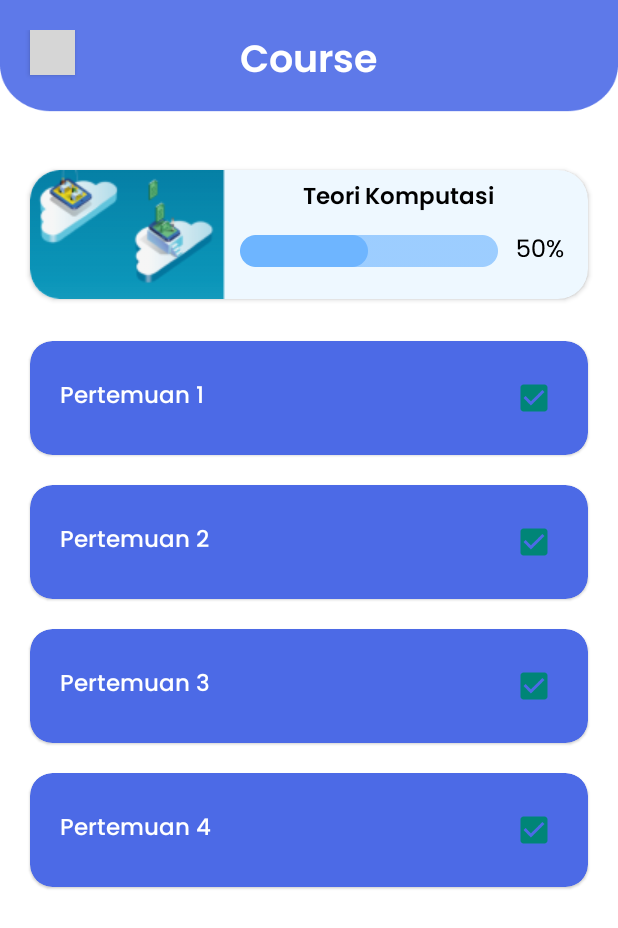
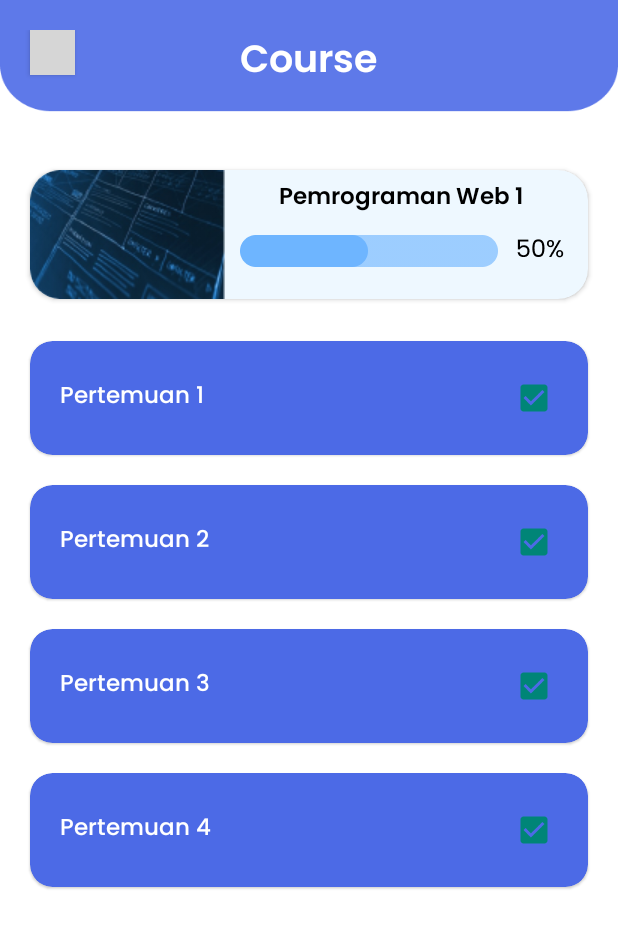
Before and after one commit to heryaulia/E-LearningAPP, an Android app: the screen it shows after launch once a user with an empty profile is signed in (CourseActivity), after a tap on "Pemrograman Web 1", on a phone screen of 412 x 824 dp. Shown: the top 928 px of the screen. Run offline under Robolectric (Android 15) with nearby library versions, the phone set to English and light mode, and no system bars; our stand-ins replace Firebase (no records; nobody signed in at launch, a user with empty details on screens opened directly); Roboto replaces fonts that are not available here; grey boxes are pictures that could not be loaded.

Commit message:
Update Edit User dan Intent data Course RecycleView

```diff
--- a/app/src/main/AndroidManifest.xml
+++ b/app/src/main/AndroidManifest.xml
@@ -38,6 +38,9 @@
             android:name=".UserProfile"
             android:exported="false" />
         <activity
+            android:name=".EditUserProfileActivity"
+            android:exported="false"/>
+        <activity
             android:name=".ForgotPassword"
             android:exported="false" />
         <activity android:name=".RegisterUser" />
--- a/app/src/main/java/com/example/e_learning/CourseActivity.java
+++ b/app/src/main/java/com/example/e_learning/CourseActivity.java
@@ -8,12 +8,14 @@ import android.os.Bundle;
 import android.view.View;
 import android.widget.Button;
 import android.widget.CheckedTextView;
+import android.widget.ImageView;
 import android.widget.TextView;
 import android.widget.Toast;
 
 public class CourseActivity extends AppCompatActivity {
 
     TextView textTitle;
+    ImageView imageView;
     CheckedTextView checkedTextView1, checkedTextView2, checkedTextView3, checkedTextView4;
 
     @Override
@@ -21,6 +23,18 @@ public class CourseActivity extends AppCompatActivity {
         super.onCreate(savedInstanceState);
         setContentView(R.layout.activity_course);
 
+        //untuk ambil data dari intent course fragment
+        String name = getIntent().getStringExtra("NAME");
+        int image = getIntent().getIntExtra("IMAGE", 0);
+
+        textTitle = findViewById(R.id.detailTitle);
+        imageView = findViewById(R.id.iv_gambar);
+
+        textTitle.setText(name);
+        imageView.setImageResource(image);
+
+
+        //intent cardview pertama ke course activity 2
         CardView cardView1 = (CardView) findViewById(R.id.cv_course_pertama);
         cardView1.setOnClickListener(new View.OnClickListener() {
             @Override
@@ -31,11 +45,6 @@ public class CourseActivity extends AppCompatActivity {
             }
         });
 
-        //ambil data dari recycle view adapter tapi belom bisa
-//        textTitle = findViewById(R.id.detailTitle);
-//        Intent intent = getIntent();
-//        String title = intent.getStringExtra("title");
-//        textTitle.setText(title);
 
         //checked text view
         checkedTextView1 = findViewById(R.id.checkedTextView);
--- a/app/src/main/java/com/example/e_learning/Course_RecyclerViewAdapter.java
+++ b/app/src/main/java/com/example/e_learning/Course_RecyclerViewAdapter.java
@@ -15,12 +15,15 @@ import java.util.ArrayList;
 
 public class Course_RecyclerViewAdapter extends RecyclerView.Adapter<Course_RecyclerViewAdapter.MyViewHolder> {
 
+    private final RecyclerViewInterface recyclerViewInterface;
+
     Context context;
     ArrayList<CourseModel> courseModels;
 
-    public Course_RecyclerViewAdapter(Context context, ArrayList<CourseModel> courseModels){
+    public Course_RecyclerViewAdapter(Context context, ArrayList<CourseModel> courseModels, RecyclerViewInterface recyclerViewInterface){
         this.context = context;
         this.courseModels = courseModels;
+        this.recyclerViewInterface = recyclerViewInterface;
 
     }
 
@@ -31,7 +34,7 @@ public class Course_RecyclerViewAdapter extends RecyclerView.Adapter<Course_Recy
         LayoutInflater inflater = LayoutInflater.from(context);
         View view = inflater.inflate(R.layout.recycler_view_row, parent, false );
 
-        return new Course_RecyclerViewAdapter.MyViewHolder(view);
+        return new Course_RecyclerViewAdapter.MyViewHolder(view, recyclerViewInterface);
     }
 
     @Override
@@ -51,32 +54,35 @@ public class Course_RecyclerViewAdapter extends RecyclerView.Adapter<Course_Recy
         return courseModels.size();
     }
 
-    public static class MyViewHolder extends RecyclerView.ViewHolder{
+    public  static class MyViewHolder extends RecyclerView.ViewHolder{
         //grabbing the views from our recycler_view_row layout file
         //kinda like onCreate method
 
         ImageView imageView;
         TextView tvCourseName, tvLessonAmount;
 
-        public MyViewHolder(@NonNull View itemView) {
+        public MyViewHolder(@NonNull View itemView, RecyclerViewInterface recyclerViewInterface) {
             super(itemView);
-
-            //dari course fragment ke course activity tapi bawa data belum bisa
-            itemView.setOnClickListener(new View.OnClickListener() {
-                @Override
-                public void onClick(View v) {
-                    // start new intent
-                    Intent intent = new Intent(v.getContext(), CourseActivity.class);
-                    intent.putExtra("title", getAdapterPosition()); //sending title of the card view
-                    v.getContext().startActivity(intent); //start new activity from view "v
-                }
-            });
 
             imageView = itemView.findViewById(R.id.imageView11);
             tvCourseName = itemView.findViewById(R.id.textView9);
             tvLessonAmount = itemView.findViewById(R.id.textView10);
 
 
+            itemView.setOnClickListener(new View.OnClickListener() {
+                @Override
+                public void onClick(View v) {
+                    if (recyclerViewInterface != null) {
+                        int position = getAdapterPosition();
+
+                        if (position != RecyclerView.NO_POSITION){
+                            recyclerViewInterface.onItemClick(position);
+                        }
+
+                    }
+                }
+            });
+
         }
     }
 }
--- a/app/src/main/java/com/example/e_learning/DashboardFragment.java
+++ b/app/src/main/java/com/example/e_learning/DashboardFragment.java
@@ -16,12 +16,12 @@ import android.view.ViewGroup;
 import java.util.ArrayList;
 
 
-public class DashboardFragment extends Fragment {
+public class DashboardFragment extends Fragment implements RecyclerViewInterface{
 
     //Recycle View
     ArrayList<CourseModel> courseModels = new ArrayList<>();
 
-    int[] courseImages = {R.drawable.img_course_teorikomputasi};
+    int[] courseImages = {R.drawable.img_course_teorikomputasi, R.drawable.img_recycleview_2, R.drawable.img_recycleview_3, R.drawable.img_recycleview_4,R.drawable.img_recycleview_5};
 
 
     @Override
@@ -30,8 +30,8 @@ public class DashboardFragment extends Fragment {
         // Inflate the layout for this fragment
         View view = inflater.inflate(R.layout.fragment_dashboard, container, false);
 
+        //card view intent timeline today
         CardView cardView1 = view.findViewById(R.id.cardView3);
-
         cardView1.setOnClickListener(new View.OnClickListener() {
             @Override
             public void onClick(View v) {
@@ -45,7 +45,7 @@ public class DashboardFragment extends Fragment {
 
         setUpCourseModels();
 
-        Course_RecyclerViewAdapter adapter = new Course_RecyclerViewAdapter(view.getContext(), courseModels);
+        Course_RecyclerViewAdapter adapter = new Course_RecyclerViewAdapter(view.getContext(), courseModels,this);
 
         recyclerView.setAdapter(adapter);
         recyclerView.setLayoutManager(new LinearLayoutManager(view.getContext()));
@@ -61,8 +61,21 @@ public class DashboardFragment extends Fragment {
         Log.e("Course Name", String.valueOf(courseNames.length));
 
         for (int i = 0; i <= (courseNames.length -1); i++){
-            courseModels.add(new CourseModel(courseNames[i], lessonAmounts[i], courseImages[0]));
+            courseModels.add(new CourseModel(courseNames[i], lessonAmounts[i], courseImages[i]));
         }
 
     }
+
+    @Override
+    public void onItemClick(int position) {
+
+        // intent title and image to course activity
+        Intent intent = new Intent(getActivity(), CourseActivity.class);
+
+        intent.putExtra("NAME", courseModels.get(position).getCourseName());
+        intent.putExtra("IMAGE", courseModels.get(position).getImage());
+
+        startActivity(intent);
+
+    }
 }
--- /dev/null
+++ b/app/src/main/java/com/example/e_learning/RecyclerViewInterface.java
@@ -0,0 +1,5 @@
+package com.example.e_learning;
+
+public interface RecyclerViewInterface {
+    void onItemClick(int position);
+}
--- a/app/src/main/res/layout/activity_upload_task.xml
+++ b/app/src/main/res/layout/activity_upload_task.xml
@@ -33,7 +33,7 @@
         android:id="@+id/textView13"
         android:layout_width="match_parent"
         android:layout_height="wrap_content"
-        android:text="Bacalah dan pahami materi pertemuan 4. Kemudian buatlah Resume/Ringkasan dan unggah di sini. Perhatikan Batas Waktu Pengunggahan. Tidak menerima pengunggahan melalui WA."
+        android:text="Bacalah dan pahami materi pertemuan. Kemudian buatlah Resume/Ringkasan dan unggah di sini. Perhatikan Batas Waktu Pengunggahan. Tidak menerima pengunggahan melalui WA."
         android:layout_marginHorizontal="20dp"
         android:layout_marginTop="10dp"
         android:textSize="15sp"
--- a/app/src/main/res/layout/fragment_presensi.xml
+++ b/app/src/main/res/layout/fragment_presensi.xml
@@ -139,13 +139,14 @@
         android:id="@+id/tv_presence_history"
         android:layout_width="match_parent"
         android:layout_height="wrap_content"
+        android:layout_below="@id/button3"
         android:layout_marginHorizontal="20dp"
         android:layout_marginTop="20dp"
         android:fontFamily="@font/poppins_semibold"
         android:text="Presence History"
+        android:gravity="center_horizontal"
         android:textColor="@color/black"
-        android:textSize="20sp"
-        android:layout_below="@id/button3"/>
+        android:textSize="20sp" />
 
     <androidx.recyclerview.widget.RecyclerView
         android:id="@+id/mRecyclerView"
```
Also changed, not shown: app/src/main/java/com/example/e_learning/CourseFragment.java (+15 -4 lines), app/src/main/java/com/example/e_learning/EditUserProfileActivity.java (+57 -53 lines), app/src/main/java/com/example/e_learning/PresensiFragment.java (+25 -25 lines), app/src/main/java/com/example/e_learning/UploadTaskFragment.java (+27 -0 lines), app/src/main/java/com/example/e_learning/UserProfile.java (+11 -8 lines), app/src/main/res/layout/fragment_upload_task.xml (+6 -3 lines), app/src/main/res/layout/recycler_view_row_upload_task.xml (deleted, +0 -59 lines), app/src/main/res/values/strings.xml (+36 -2 lines), app/src/main/res/drawable/img_recycleview_2.png (added), app/src/main/res/drawable/img_recycleview_3.png (added), app/src/main/res/drawable/img_recycleview_4.png (added), app/src/main/res/drawable/img_recycleview_5.png (added).
